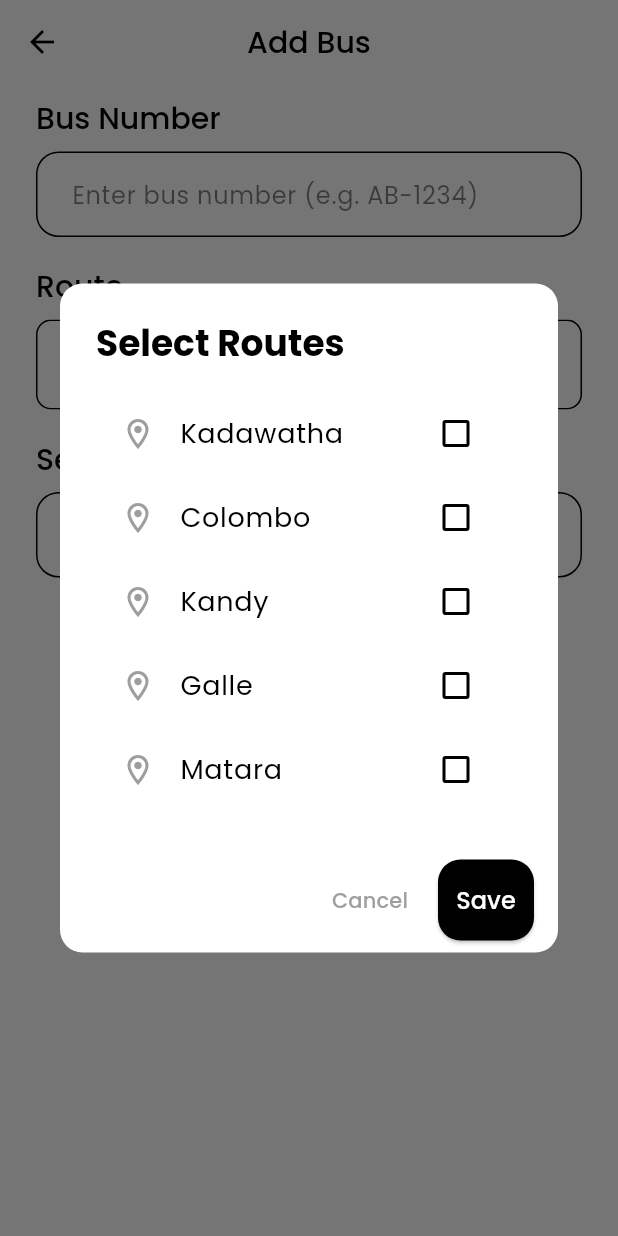
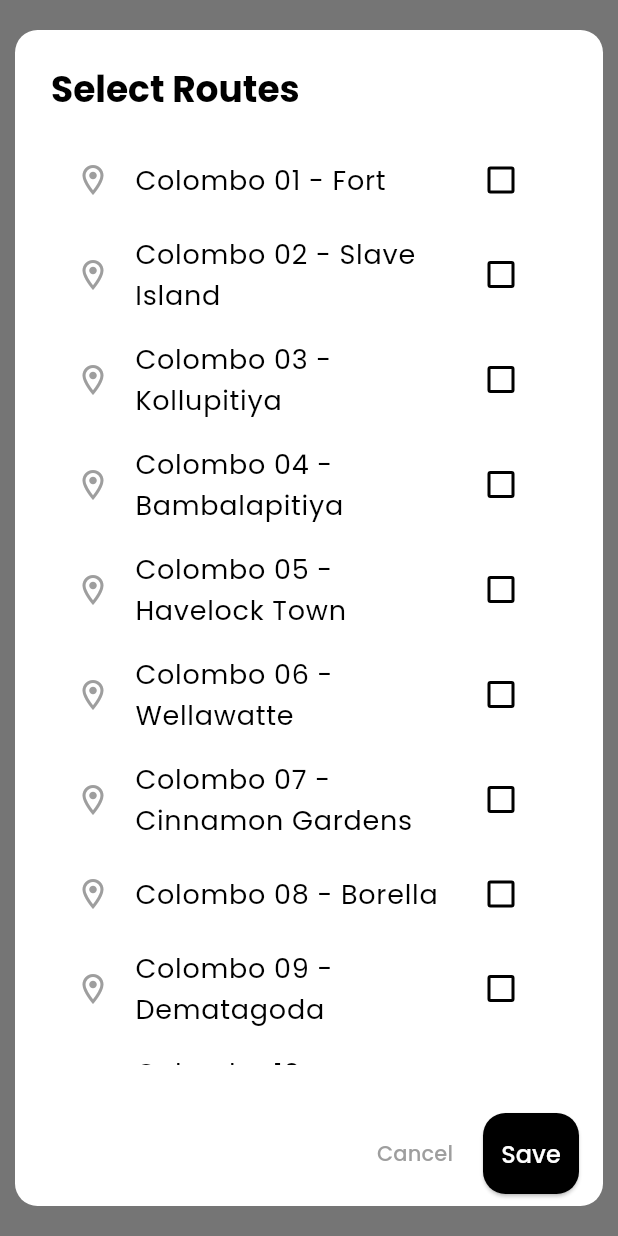
Before and after one commit to ChamalJulanJS/scango_new, a Flutter app: the AddBusScreen screen opened by its route, after a tap on "Select cities for route", on a phone screen of 412 x 824 dp. Run offline on Flutter 3.47's test engine with Material 3 defaults, Android fonts, the phone set to English and light mode, and no system bars; our stand-ins replace cloud_firestore, firebase_auth, firebase_core, firebase_storage, flutter_gemini, flutter_svg and 2 more; accounts and stored records are empty.

Commit message:
feat: add bus management screens with CRUD operations and routes

```diff
--- a/lib/main.dart
+++ b/lib/main.dart
@@ -74,14 +74,32 @@ class MyApp extends StatelessWidget {
         },
         AppConstants.mainRoute: (context) => const MainScreen(),
         AppConstants.homeRoute: (context) => const MainScreen(initialTab: 0),
-        AppConstants.addBusRoute: (context) => const AddBusScreen(),
+        AppConstants.addBusRoute: (context) {
+          final args = ModalRoute.of(context)?.settings.arguments
+              as Map<String, dynamic>?;
+          final busNumber = args?['busNumber'] as String?;
+          final busId = args?['busId'] as String?;
+          final route = args?['route'] as List<String>?;
+          final totalSeats = args?['totalSeats'] as int?;
+          final isEditing = args?['isEditing'] as bool?;
+          return AddBusScreen(
+            busNumber: busNumber,
+            busId: busId,
+            route: route,
+            totalSeats: totalSeats,
+            isEditing: isEditing ?? false,
+          );
+        },
         AppConstants.bussesRoute: (context) => const MainScreen(initialTab: 1),
         AppConstants.ticketRoute: (context) {
           final args = ModalRoute.of(context)?.settings.arguments
               as Map<String, dynamic>?;
           final busNumber = args?['busNumber'] as String?;
           final pickupLocation = args?['pickupLocation'] as String?;
-          return MainScreen(initialTab: 2, busNumber: busNumber, pickupLocation: pickupLocation);
+          return MainScreen(
+              initialTab: 2,
+              busNumber: busNumber,
+              pickupLocation: pickupLocation);
         },
         AppConstants.historyRoute: (context) => const MainScreen(initialTab: 3),
         AppConstants.profileRoute: (context) => const MainScreen(initialTab: 4),
--- a/lib/screens/add_bus_screen.dart
+++ b/lib/screens/add_bus_screen.dart
@@ -6,7 +6,18 @@ import '../theme/app_theme.dart';
 import '../services/data_service.dart';
 
 class AddBusScreen extends StatefulWidget {
-  const AddBusScreen({super.key});
+  final String? busId;
+  final String? busNumber;
+  final List<String>? route;
+  final int? totalSeats;
+  final bool isEditing;
+  const AddBusScreen(
+      {super.key,
+      this.busId,
+      this.busNumber,
+      this.route,
+      this.totalSeats,
+      this.isEditing = false});
 
   @override
   State<AddBusScreen> createState() => _AddBusScreenState();
@@ -21,12 +32,41 @@ class _AddBusScreenState extends State<AddBusScreen> {
   bool _isCheckingDuplicate = false;
 
   // List of available cities (routes)
-  final List<String> _availableCities = [
-    'Kadawatha',
-    'Colombo',
-    'Kandy',
-    'Galle',
-    'Matara'
+  final List<String> colomboCities = [
+    "Colombo 01 - Fort",
+    "Colombo 02 - Slave Island",
+    "Colombo 03 - Kollupitiya",
+    "Colombo 04 - Bambalapitiya",
+    "Colombo 05 - Havelock Town",
+    "Colombo 06 - Wellawatte",
+    "Colombo 07 - Cinnamon Gardens",
+    "Colombo 08 - Borella",
+    "Colombo 09 - Dematagoda",
+    "Colombo 10 - Maradana",
+    "Colombo 11 - Pettah",
+    "Colombo 12 - Hulftsdorp",
+    "Colombo 13 - Kotahena",
+    "Colombo 14 - Grandpass",
+    "Colombo 15 - Mutwal",
+    "Dehiwala",
+    "Mount Lavinia",
+    "Maharagama",
+    "Kottawa",
+    "Nugegoda",
+    "Rajagiriya",
+    "Kotte",
+    "Battaramulla",
+    "Pelawatte",
+    "Thalawathugoda",
+    "Boralesgamuwa",
+    "Homagama",
+    "Pannipitiya",
+    "Padukka",
+    "Kesbewa",
+    "Moratuwa",
+    "Ratmalana",
+    "Angoda",
+    "Avissawella",
   ];
 
   // Selected routes
@@ -38,7 +78,11 @@ class _AddBusScreenState extends State<AddBusScreen> {
     // Add listener to bus number controller for auto uppercase
     _busNumberController.addListener(_onBusNumberChanged);
     // Check if user has any buses
-    // _checkForUserBuses();
+    if (widget.isEditing) {
+      _busNumberController.text = widget.busNumber ?? '';
+      _seatCountController.text = widget.totalSeats?.toString() ?? '';
+      _selectedRoutes.addAll(widget.route ?? []);
+    }
   }
 
   @override
@@ -49,11 +93,9 @@ class _AddBusScreenState extends State<AddBusScreen> {
     super.dispose();
   }
 
-  // Convert bus number to uppercase and validate characters
   void _onBusNumberChanged() {
     final text = _busNumberController.text;
 
-    // Only process if there's a change to avoid infinite loop
     if (text != text.toUpperCase()) {
       final String newText = text.toUpperCase();
       _busNumberController.value = _busNumberController.value.copyWith(
@@ -62,8 +104,7 @@ class _AddBusScreenState extends State<AddBusScreen> {
       );
     }
 
-    // Trigger duplicate check with debounce
-    if (text.isNotEmpty) {
+    if (text.isNotEmpty && !widget.isEditing) {
       _checkDuplicateBusNumber(text);
     } else {
       setState(() {
@@ -72,9 +113,7 @@ class _AddBusScreenState extends State<AddBusScreen> {
     }
   }
 
-  // Debounced check for duplicate bus number
   Future<void> _checkDuplicateBusNumber(String busNumber) async {
-    // Don't check if already checking or if the field is being cleared
     if (_isCheckingDuplicate || busNumber.isEmpty) return;
 
     setState(() {
@@ -82,7 +121,6 @@ class _AddBusScreenState extends State<AddBusScreen> {
       _errorMessage = null;
     });
 
-    // Add a small delay to avoid too many Firestore queries
     await Future.delayed(const Duration(milliseconds: 500));
 
     try {
@@ -216,6 +254,8 @@ class _AddBusScreenState extends State<AddBusScreen> {
         return StatefulBuilder(
           builder: (context, setState) {
             return AlertDialog(
+              insetPadding:
+                  const EdgeInsets.symmetric(horizontal: 10, vertical: 20),
               title: Text(
                 'Select Routes',
                 style: TextStyle(
@@ -229,7 +269,7 @@ class _AddBusScreenState extends State<AddBusScreen> {
                 child: SingleChildScrollView(
                   child: Column(
                     mainAxisSize: MainAxisSize.min,
-                    children: _availableCities.map((city) {
+                    children: colomboCities.map((city) {
                       return CheckboxListTile(
                         title: Text(
                           city,
@@ -327,6 +367,7 @@ class _AddBusScreenState extends State<AddBusScreen> {
                       ),
                       const SizedBox(height: 10),
                       TextField(
+                        readOnly: widget.isEditing,
                         controller: _busNumberController,
                         textCapitalization: TextCapitalization.characters,
                         inputFormatters: [
@@ -459,7 +500,7 @@ class _AddBusScreenState extends State<AddBusScreen> {
                           child: _isLoading
                               ? const Center(child: CircularProgressIndicator())
                               : CustomButton(
-                                  text: 'Add',
+                                  text: widget.isEditing ? 'Update' : 'Add',
                                   onPressed: _addBus,
                                   backgroundColor: AppTheme.redColor,
                                 ),
--- a/lib/screens/busses_screen.dart
+++ b/lib/screens/busses_screen.dart
@@ -356,9 +356,11 @@ class _BussesScreenState extends State<BussesScreen> {
                                                     decoration: BoxDecoration(
                                                       color: isStarted
                                                           ? AppTheme.greenColor
-                                                              .withValues(alpha: 0.2)
+                                                              .withValues(
+                                                                  alpha: 0.2)
                                                           : AppTheme.greyColor
-                                                              .withValues(alpha: 0.2),
+                                                              .withValues(
+                                                                  alpha: 0.2),
                                                       borderRadius:
                                                           BorderRadius.circular(
                                                               12),
@@ -386,7 +388,7 @@ class _BussesScreenState extends State<BussesScreen> {
                                                 style: Theme.of(context)
                                                     .textTheme
                                                     .bodyMedium,
-                                                maxLines: 1,
+                                                maxLines: 3,
                                                 overflow: TextOverflow.ellipsis,
                                               ),
                                               const SizedBox(height: 4),
@@ -408,7 +410,7 @@ class _BussesScreenState extends State<BussesScreen> {
                                                         context,
                                                         app_constants
                                                             .AppConstants
-                                                            .addBusRoute, // Using add bus route for editing as well
+                                                            .addBusRoute,
                                                         arguments: {
                                                           'busId': bus.id,
                                                           'busNumber':
```
